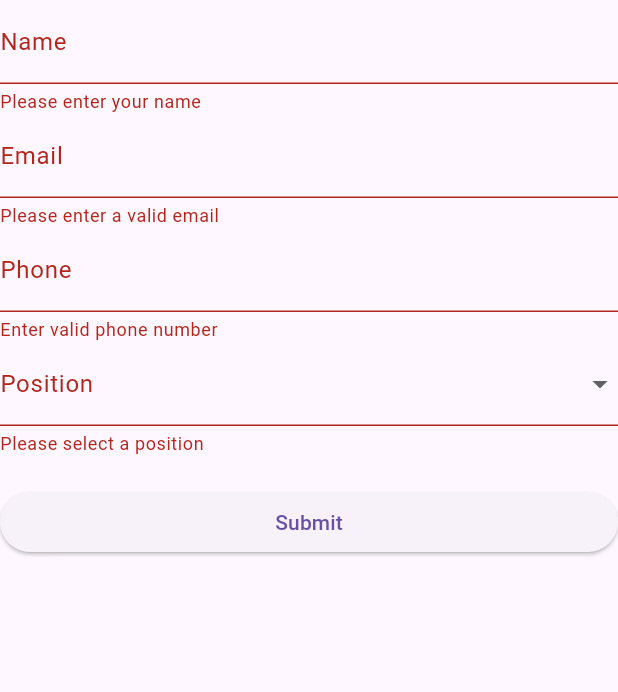
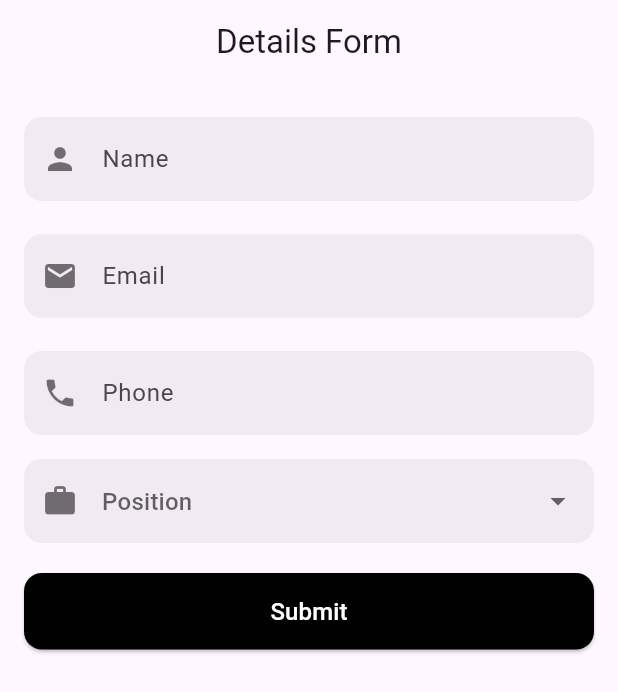
Before and after one commit to agnidhra-coder/atom-mail-hf, a Flutter app: the DetailsForm screen opened directly, after a tap on "Submit", on a phone screen of 412 x 824 dp. Shown: the top 692 px of the screen. Run offline on Flutter 3.47's test engine with Material 3 defaults, Android fonts, the phone set to English and light mode, and no system bars; our stand-ins replace bloc, equatable, flutter_bloc, google_sign_in, googleapis_auth; missing offline and left inert: googleapis.

Commit message:
home and form

```diff
--- a/frontend/lib/bloc/bloc_gmail/gmail_bloc.dart
+++ b/frontend/lib/bloc/bloc_gmail/gmail_bloc.dart
@@ -24,7 +24,7 @@ class GmailBloc extends Bloc<GmailEvent, GmailState> {
     try {
       final user = await googleSignIn.signInSilently();
       if (user != null) {
-        emit(GmailSignedIn(user.email));
+        emit(GmailSignedIn(user));
       } else {
         emit(GmailInitial());
       }
@@ -41,7 +41,7 @@ class GmailBloc extends Bloc<GmailEvent, GmailState> {
         emit(GmailError("Sign-in aborted."));
         return;
       }
-      emit(GmailSignedIn(user.email));
+      emit(GmailSignedIn(user));
     } catch (e) {
       emit(GmailError("Sign-in failed: $e"));
     }
--- a/frontend/lib/bloc/bloc_gmail/gmail_state.dart
+++ b/frontend/lib/bloc/bloc_gmail/gmail_state.dart
@@ -1,5 +1,6 @@
 import 'package:atom_mail_hf/models/email_data.dart';
 import 'package:equatable/equatable.dart';
+import 'package:google_sign_in/google_sign_in.dart';
 
 abstract class GmailState extends Equatable {
   @override
@@ -11,11 +12,8 @@ class GmailInitial extends GmailState {}
 class GmailLoading extends GmailState {}
 
 class GmailSignedIn extends GmailState {
-  final String email;
-  GmailSignedIn(this.email);
-
-  @override
-  List<Object?> get props => [email];
+  final GoogleSignInAccount user;
+  GmailSignedIn(this.user);
 }
 
 class GmailEmailsFetched extends GmailState {
--- a/frontend/lib/bloc/gmail_state.dart
+++ /dev/null
@@ -1,37 +0,0 @@
-import 'package:atom_mail_hf/models/email_data.dart';
-import 'package:equatable/equatable.dart';
-
-abstract class GmailState extends Equatable {
-  @override
-  List<Object?> get props => [];
-}
-
-class GmailInitial extends GmailState {}
-
-class GmailLoading extends GmailState {}
-
-class GmailSignedIn extends GmailState {
-  final String email;
-  GmailSignedIn(this.email);
-
-  @override
-  List<Object?> get props => [email];
-}
-
-class GmailEmailsFetched extends GmailState {
-  final List<EmailData> emails;
-  GmailEmailsFetched(this.emails);
-
-  @override
-  List<Object?> get props => [emails];
-}
-
-class GmailSignedOut extends GmailState {}
-
-class GmailError extends GmailState {
-  final String message;
-  GmailError(this.message);
-
-  @override
-  List<Object?> get props => [message];
-}
--- a/frontend/lib/main.dart
+++ b/frontend/lib/main.dart
@@ -1,5 +1,6 @@
 import 'package:atom_mail_hf/bloc/bloc_gmail/gmail_bloc.dart';
 import 'package:atom_mail_hf/ui/pages/form.dart';
+import 'package:atom_mail_hf/ui/pages/home.dart';
 import 'package:atom_mail_hf/ui/pages/sign_in.dart';
 import 'package:flutter/material.dart';
 import 'package:flutter_bloc/flutter_bloc.dart';
@@ -36,7 +37,7 @@ class AppEntryPoint extends StatelessWidget {
             body: Center(child: CircularProgressIndicator()),
           );
         } else if (state is GmailSignedIn) {
-          return SignIn(); // home
+          return HomePage(); // home
         } else {
           return SignIn();
         }
--- a/frontend/lib/ui/pages/form.dart
+++ b/frontend/lib/ui/pages/form.dart
@@ -1,6 +1,14 @@
+import 'package:atom_mail_hf/ui/utils/custom_button.dart';
+import 'package:atom_mail_hf/ui/utils/custom_input_field.dart';
 import 'package:flutter/material.dart';
+import 'package:google_sign_in/google_sign_in.dart';
+import 'package:googleapis/monitoring/v3.dart';
 
 class DetailsForm extends StatefulWidget {
+  final String? email;
+  final GoogleSignInAccount? user;
+
+  const DetailsForm({super.key, this.email, this.user});
   @override
   _DetailsFormState createState() => _DetailsFormState();
 }
@@ -8,9 +16,19 @@ class DetailsForm extends StatefulWidget {
 class _DetailsFormState extends State<DetailsForm> {
   final _formKey = GlobalKey<FormState>();
 
+  @override
+  void initState() {
+    super.initState();
+    print("Email: ${widget.email}");
+
+    _nameController.text = widget.user?.displayName ?? '';
+    _emailController.text = widget.user?.email ?? '';
+
+  }
+
   final TextEditingController _nameController = TextEditingController();
+  final TextEditingController _phoneController = TextEditingController();
   final TextEditingController _emailController = TextEditingController();
-  final TextEditingController _phoneController = TextEditingController();
   final TextEditingController _otherPositionController = TextEditingController();
 
   final List<String> _positions = [
@@ -25,33 +43,47 @@ class _DetailsFormState extends State<DetailsForm> {
 
   @override
   Widget build(BuildContext context) {
-    return Form(
+    return Scaffold(
+      appBar: AppBar(
+        title: Text('Details Form'),
+        centerTitle: true,
+        // backgroundColor: Colors.black,
+      ),
+      body: Padding(
+        padding: const EdgeInsets.all(16.0),
+        child: Form(
           key: _formKey,
           child: ListView(
             children: [
-          TextFormField(
+              CustomInputField(
+                isEnabled: true,
                 controller: _nameController,
-            decoration: InputDecoration(labelText: 'Name'),
-            validator: (value) => value == null || value.isEmpty ? 'Please enter your name' : null,
+                hintText: "Name",
+                icon: Icons.person,
+
               ),
-
-          TextFormField(
-            controller: _emailController,
-            decoration: InputDecoration(labelText: 'Email'),
-            keyboardType: TextInputType.emailAddress,
-            validator: (value) =>
-                value == null || !value.contains('@') ? 'Please enter a valid email' : null,
+              SizedBox(height: 10),
+              CustomInputField(isEnabled: true, controller: _emailController, hintText: "Email", icon: Icons.email, keyboardType: TextInputType.emailAddress,),
+              SizedBox(height: 10),
+              CustomInputField(
+                controller: _phoneController,
+                hintText: "Phone",
+                icon: Icons.phone,
+                keyboardType: TextInputType.phone,
               ),
-
-          TextFormField(
-            controller: _phoneController,
-            decoration: InputDecoration(labelText: 'Phone'),
-            keyboardType: TextInputType.phone,
-            validator: (value) => value == null || value.length < 10 ? 'Enter valid phone number' : null,
+              SizedBox(height: 10),
+              DropdownButtonFormField<String>(
+                value: _selectedPosition,
+                decoration: InputDecoration(
+                  prefixIcon: Icon(Icons.work, color: Colors.black54),
+                  hintText: "Position",
+                  filled: true,
+                  fillColor: Colors.black.withOpacity(0.05),
+                  border: OutlineInputBorder(
+                    borderRadius: BorderRadius.circular(12),
+                    borderSide: BorderSide.none,
                   ),
-
-          DropdownButtonFormField<String>(
-            decoration: InputDecoration(labelText: 'Position'),
+                ),
                 items: _positions.map((position) {
                   return DropdownMenuItem<String>(
                     value: position,
@@ -63,42 +95,21 @@ class _DetailsFormState extends State<DetailsForm> {
                     _selectedPosition = value;
                   });
                 },
-            validator: (value) => value == null ? 'Please select a position' : null,
+                validator: (value) =>
+                    value == null ? 'Please select a position' : null,
               ),
-
-          // Show "Other Position" TextField if "Other" is selected
+              SizedBox(height: 10),
               if (_selectedPosition == 'Other')
-            TextFormField(
+                CustomInputField(
                   controller: _otherPositionController,
-              decoration: InputDecoration(labelText: 'Enter Position'),
-              validator: (value) =>
-                  _selectedPosition == 'Other' && (value == null || value.isEmpty)
-                      ? 'Please enter your position'
-                      : null,
+                  hintText: "Other Position",
+                  icon: null,
                 ),
-
-          SizedBox(height: 20),
-
-          ElevatedButton(
-            onPressed: () {
-              if (_formKey.currentState!.validate()) {
-                String position = _selectedPosition == 'Other'
-                    ? _otherPositionController.text
-                    : _selectedPosition ?? '';
-
-                print("Name: ${_nameController.text}");
-                print("Email: ${_emailController.text}");
-                print("Phone: ${_phoneController.text}");
-                print("Position: $position");
-
-                ScaffoldMessenger.of(context).showSnackBar(
-                  SnackBar(content: Text('Form submitted!')),
-                );
-              }
-            },
-            child: Text('Submit'),
+              SizedBox(height: 10),
+              CustomButton(text: "Submit", onPressed: (){})
+            ],
           ),
-        ],
+        ),
       ),
     );
   }
--- a/frontend/lib/ui/pages/home.dart
+++ b/frontend/lib/ui/pages/home.dart
@@ -1,4 +1,3 @@
-import 'package:flutter/cupertino.dart';
 import 'package:flutter/material.dart';
 
 class HomePage extends StatefulWidget {
@@ -9,6 +8,10 @@ class HomePage extends StatefulWidget {
 }
 
 class _HomePageState extends State<HomePage> {
+  final List<String> tags = ['All', 'Work', 'Personal', 'Important', 'Starred'];
+  final List<String> emails = List.generate(10, (index) => 'Email Subject ${index + 1}');
+  int selectedIndex = 0;
+
   @override
   Widget build(BuildContext context) {
     return Scaffold(
@@ -17,6 +20,74 @@ class _HomePageState extends State<HomePage> {
         scrolledUnderElevation: 0.0,
         backgroundColor: Colors.transparent,
       ),
+      body: Column(
+        crossAxisAlignment: CrossAxisAlignment.start,
+        children: [
+          // Tags Row
+          Container(
+            height: 50,
+            padding: EdgeInsets.symmetric(horizontal: 8),
+            child: ListView.separated(
+              scrollDirection: Axis.horizontal,
+              itemCount: tags.length,
+              separatorBuilder: (context, index) => SizedBox(width: 8),
+              itemBuilder: (context, index) {
+                final isSelected = selectedIndex == index;
+                return GestureDetector(
+                  onTap: () {
+                    setState(() {
+                      selectedIndex = index;
+                    });
+                  },
+                  child: Chip(
+                    label: Text(
+                      tags[index],
+                      style: TextStyle(
+                        color: Colors.black,
+                        fontWeight: isSelected ? FontWeight.bold : FontWeight.normal,
+                      ),
+                    ),
+                    backgroundColor: isSelected ? Colors.black26 : Colors.transparent,
+                    shape: StadiumBorder(
+                      side: BorderSide(color: Colors.black),
+                    ),
+                  ),
+                );
+              },
+            ),
+          ),
+
+          SizedBox(height: 10),
+
+          // Emails List
+          Expanded(
+            child: ListView.builder(
+              itemCount: emails.length,
+              padding: EdgeInsets.all(12),
+              itemBuilder: (context, index) {
+                return Card(
+                  elevation: 3,
+                  margin: EdgeInsets.symmetric(vertical: 8),
+                  child: ListTile(
+                    title: Text(emails[index]),
+                    subtitle: Text("This is a short snippet of the email..."),
+                    trailing: Icon(Icons.arrow_forward_ios, size: 16),
+                  ),
+                );
+              },
+            ),
+          ),
+        ],
+      ),
+
+      // FAB
+      floatingActionButton: FloatingActionButton(
+        onPressed: () {
+          // Add new email or compose
+        },
+        backgroundColor: Colors.black,
+        child: Icon(Icons.add, color: Colors.white),
+      ),
     );
   }
 }
--- a/frontend/lib/ui/pages/sign_in.dart
+++ b/frontend/lib/ui/pages/sign_in.dart
@@ -5,6 +5,7 @@ import 'package:google_sign_in/google_sign_in.dart';
 import '../../bloc/bloc_gmail/gmail_bloc.dart';
 import '../../bloc/bloc_gmail/gmail_event.dart';
 import '../../bloc/bloc_gmail/gmail_state.dart';
+import 'form.dart';
 
 class SignIn extends StatelessWidget {
 
@@ -20,9 +21,11 @@ class SignIn extends StatelessWidget {
               ),
             );
           }
-          // if(state is GmailSignedIn){
-          //   BlocProvider.of<GmailBloc>(context).add(FetchEmailsEvent());
-          // }
+          if(state is GmailSignedIn){
+            WidgetsBinding.instance.addPostFrameCallback((_) {
+              Navigator.pushReplacement(context, MaterialPageRoute(builder: (context) => DetailsForm(user: state.user,)));
+            });
+          }
           // if(state is GmailEmailsFetched){
           //   return Text(state.emails[0].threadId);
           // }
--- /dev/null
+++ b/frontend/lib/ui/utils/custom_input_field.dart
@@ -0,0 +1,40 @@
+import 'package:flutter/material.dart';
+
+class CustomInputField extends StatelessWidget {
+  final TextEditingController controller;
+  final String hintText;
+  final IconData? icon;
+  final TextInputType keyboardType;
+  final bool isEnabled;
+
+  const CustomInputField({
+    super.key,
+    required this.controller,
+    required this.hintText,
+    required this.icon,
+    this.keyboardType = TextInputType.text,
+    this.isEnabled = false,
+  });
+
+  @override
+  Widget build(BuildContext context) {
+    return Padding(
+      padding: const EdgeInsets.symmetric(vertical: 6),
+      child: TextField(
+        readOnly: isEnabled,
+        controller: controller,
+        keyboardType: keyboardType,
+        decoration: InputDecoration(
+          prefixIcon: icon != null ? Icon(icon  , color: Colors.black54) : null,
+          hintText: hintText,
+          filled: true,
+          fillColor: Colors.black.withOpacity(0.05),
+          border: OutlineInputBorder(
+            borderRadius: BorderRadius.circular(12),
+            borderSide: BorderSide.none,
+          ),
+        ),
+      ),
+    );
+  }
+}
```
Lines whose indentation alone changed are shown as unchanged.
